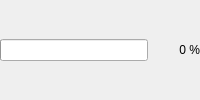
This is tools/installer/ProgressForm.ui in enhantica/edi as Qt 5 draws it before an edit. The edited form follows.
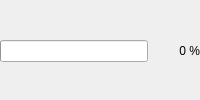
This is the edited form.

Diff of the .ui file:
```diff
--- a/tools/installer/ProgressForm.ui
+++ b/tools/installer/ProgressForm.ui
@@ -13,7 +13,7 @@
     <number>0</number>
    </property>
    <property name="topMargin">
-    <number>0</number>
+    <number>2</number>
    </property>
    <property name="rightMargin">
     <number>0</number>
```
Left out of the diff: 1 changed line with no effect on the pictures.
